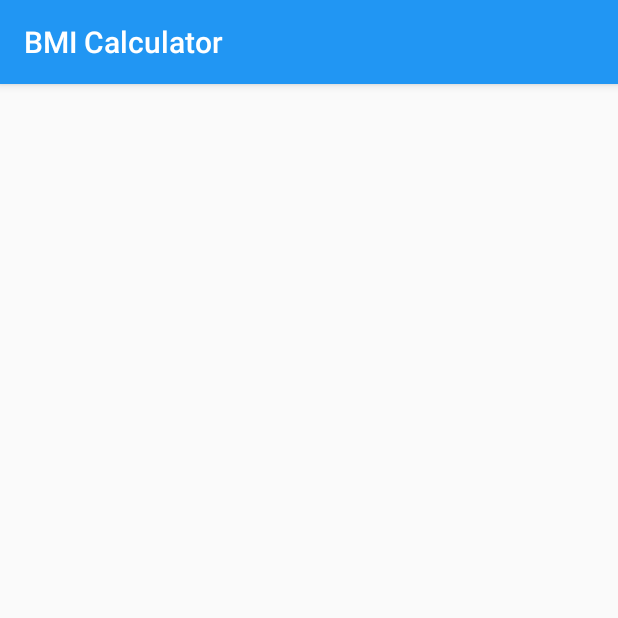
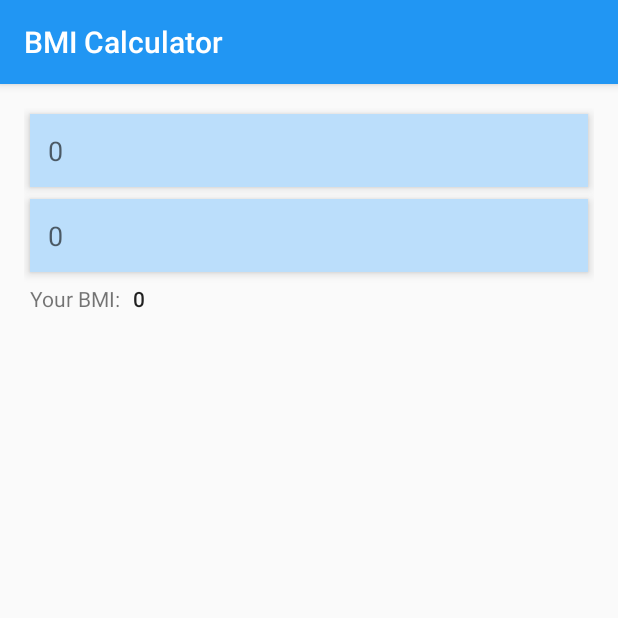
Before and after one commit to bastianek321/pamo, an Android app: the screen it shows after launch (MainActivity), on a phone screen of 412 x 824 dp, the top half of it. Run offline under Robolectric (Android 15) with nearby library versions, the phone set to English and light mode, and no system bars.

Commit message:
Fix activity not showin properly

```diff
--- a/Tipper/app/src/main/java/com/example/tipper/MainActivity.java
+++ b/Tipper/app/src/main/java/com/example/tipper/MainActivity.java
@@ -28,9 +28,11 @@ public class MainActivity extends AppCompatActivity {
         setContentView(R.layout.activity_main); // inflate the GUI
 
         // get references to programmatically manipulated TextViews
-        massTextView = (TextView) findViewById(R.id.massTextView);
-        heightTextView = (TextView) findViewById(R.id.heightTextView);
-        bmiTextView = (TextView) findViewById(R.id.bmiTextView);
+        massTextView = findViewById(R.id.massTextView);
+        heightTextView = findViewById(R.id.heightTextView);
+        bmiTextView = findViewById(R.id.bmiTextView);
+        massTextView.setText(numberFormat.format(0));
+        heightTextView.setText(numberFormat.format(0));
         bmiTextView.setText(numberFormat.format(0));
 
         // set amountEditText's TextWatcher
--- a/Tipper/app/src/main/res/layout/activity_main.xml
+++ b/Tipper/app/src/main/res/layout/activity_main.xml
@@ -1,35 +1,46 @@
 <?xml version="1.0" encoding="utf-8"?>
-<GridLayout xmlns:android="http://schemas.android.com/apk/res/android"
+<GridLayout
+    xmlns:android="http://schemas.android.com/apk/res/android"
     xmlns:tools="http://schemas.android.com/tools"
     android:layout_width="match_parent"
     android:layout_height="match_parent"
-    android:columnCount="3"
     android:paddingLeft="@dimen/activity_horizontal_margin"
+    android:paddingRight="@dimen/activity_horizontal_margin"
     android:paddingTop="@dimen/activity_vertical_margin"
-    android:paddingRight="@dimen/activity_horizontal_margin"
     android:paddingBottom="@dimen/activity_vertical_margin"
-    android:useDefaultMargins="true"
-    tools:context=".MainActivity">
+    tools:context=".MainActivity"
+    android:columnCount="2"
+    android:useDefaultMargins="true">
 
     <EditText
         android:id="@+id/massEditText"
-        android:layout_width="wrap_content"
+        android:layout_width="143dp"
         android:layout_height="wrap_content"
         android:layout_column="0"
         android:layout_columnSpan="2"
         android:digits="0123456789"
         android:ems="10"
         android:inputType="number"
-        android:maxLength="6"
-        tools:ignore="SpeakableTextPresentCheck,SpeakableTextPresentCheck,SpeakableTextPresentCheck" />
+        android:maxLength="6" />
+
+    <EditText
+        android:id="@+id/heightEditText"
+        android:layout_width="143dp"
+        android:layout_height="wrap_content"
+        android:layout_column="0"
+        android:layout_columnSpan="2"
+        android:digits="0123456789"
+        android:ems="10"
+        android:inputType="number"
+        android:maxLength="6" />
 
     <TextView
         android:id="@+id/massTextView"
-        android:layout_width="wrap_content"
+        android:layout_width="67dp"
         android:layout_height="wrap_content"
         android:layout_row="0"
         android:layout_column="0"
-        android:layout_columnSpan="3"
+        android:layout_columnSpan="2"
         android:layout_gravity="fill_horizontal"
         android:background="@color/amount_background"
         android:elevation="@dimen/elevation"
@@ -39,11 +50,11 @@
 
     <TextView
         android:id="@+id/heightTextView"
-        android:layout_width="wrap_content"
+        android:layout_width="67dp"
         android:layout_height="wrap_content"
         android:layout_row="1"
         android:layout_column="0"
-        android:layout_columnSpan="3"
+        android:layout_columnSpan="2"
         android:layout_gravity="fill_horizontal"
         android:background="@color/amount_background"
         android:elevation="@dimen/elevation"
@@ -52,29 +63,20 @@
         android:textAppearance="?android:attr/textAppearanceMedium" />
 
     <TextView
+        android:id="@+id/bmiLabel"
+        android:layout_width="wrap_content"
+        android:layout_height="wrap_content"
+        android:layout_row="2"
+        android:layout_column="0"
+        android:text="Your BMI:" />
+
+    <TextView
         android:id="@+id/bmiTextView"
         android:layout_width="wrap_content"
         android:layout_height="wrap_content"
-        android:layout_row="3"
+        android:layout_row="2"
         android:layout_column="1"
-        android:layout_columnSpan="3"
-        android:layout_gravity="fill_horizontal"
-        android:background="@color/amount_background"
-        android:elevation="@dimen/elevation"
-        android:hint="@string/total"
-        android:padding="@dimen/textview_padding"
-        android:textAppearance="?android:attr/textAppearanceMedium" />
-
-    <EditText
-        android:id="@+id/heightEditText"
-        android:layout_width="wrap_content"
-        android:layout_height="wrap_content"
-        android:layout_row="1"
-        android:layout_column="1"
-        android:layout_columnSpan="2"
-        android:digits="0123456789"
-        android:ems="10"
-        android:inputType="number"
-        android:maxLength="6" />
+        android:text="0"
+        android:textAppearance="@style/TextAppearance.AppCompat.Body2" />
 
 </GridLayout>
```
